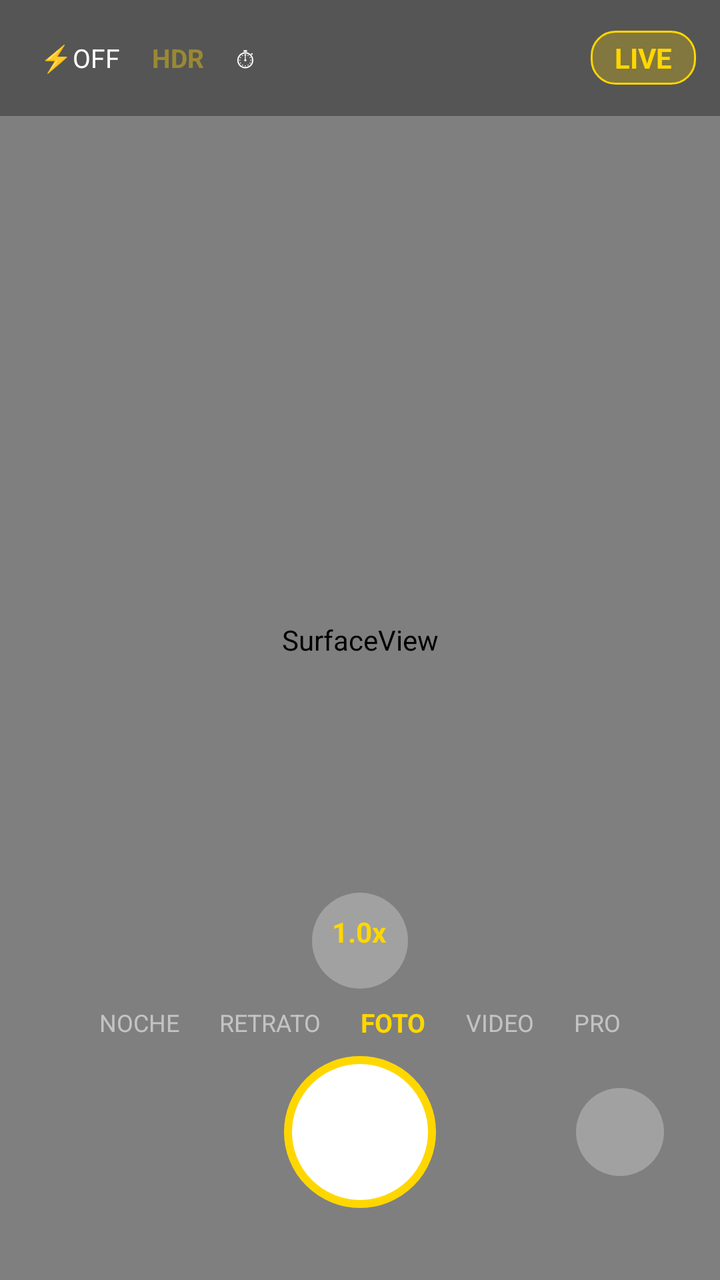
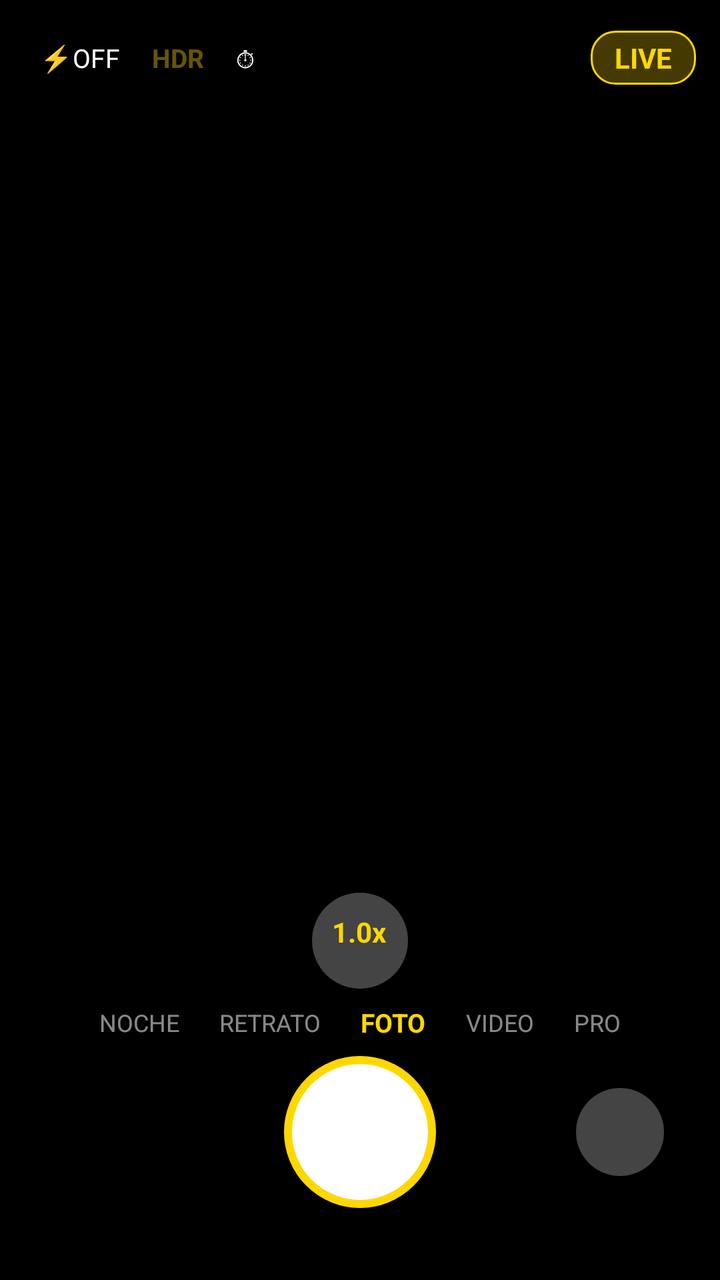

Before-and-after screenshots of an Android layout around one commit, followed by the original layout XML and the change that was made.
<!-- AndroidManifest.xml: application theme Theme.AppCompat.NoActionBar -->
<!-- res/layout/activity_main.xml -->
<?xml version="1.0" encoding="utf-8"?>
<androidx.constraintlayout.widget.ConstraintLayout xmlns:android="http://schemas.android.com/apk/res/android"
    xmlns:app="http://schemas.android.com/apk/res-auto"
    android:layout_width="match_parent"
    android:layout_height="match_parent"
    android:background="#000000">

    
    <SurfaceView
        android:id="@+id/viewFinder"
        android:layout_width="match_parent"
        android:layout_height="match_parent" />

    
    <View
        android:id="@+id/gridOverlay"
        android:layout_width="match_parent"
        android:layout_height="match_parent"
        android:visibility="gone" />

    
    <LinearLayout
        android:id="@+id/topBar"
        android:layout_width="match_parent"
        android:layout_height="wrap_content"
        android:orientation="horizontal"
        android:gravity="center_vertical"
        android:padding="12dp"
        android:background="#55000000"
        app:layout_constraintTop_toTopOf="parent">

        <TextView
            android:id="@+id/flashBtn"
            android:layout_width="wrap_content"
            android:layout_height="wrap_content"
            android:text="⚡OFF"
            android:textColor="#FFFFFF"
            android:textSize="13sp"
            android:padding="8dp" />

        <TextView
            android:id="@+id/hdrBtn"
            android:layout_width="wrap_content"
            android:layout_height="wrap_content"
            android:text="HDR"
            android:textColor="#FFD700"
            android:textSize="13sp"
            android:textStyle="bold"
            android:alpha="0.4"
            android:padding="8dp" />

        <TextView
            android:id="@+id/timerLabel"
            android:layout_width="wrap_content"
            android:layout_height="wrap_content"
            android:text="⏱"
            android:textColor="#FFFFFF"
            android:textSize="13sp"
            android:padding="8dp" />

        <View
            android:layout_width="0dp"
            android:layout_height="0dp"
            android:layout_weight="1" />

        <TextView
            android:id="@+id/liveIndicator"
            android:layout_width="wrap_content"
            android:layout_height="wrap_content"
            android:text="LIVE"
            android:textColor="#FFD700"
            android:textSize="14sp"
            android:textStyle="bold"
            android:background="@drawable/live_badge"
            android:paddingStart="12dp"
            android:paddingEnd="12dp"
            android:paddingTop="4dp"
            android:paddingBottom="4dp" />
    </LinearLayout>

    
    <TextView
        android:id="@+id/zoomLabel"
        android:layout_width="wrap_content"
        android:layout_height="wrap_content"
        android:text="1.0x"
        android:textColor="#FFD700"
        android:textSize="14sp"
        android:textStyle="bold"
        android:background="@drawable/circle_btn"
        android:padding="10dp"
        android:visibility="visible"
        app:layout_constraintBottom_toTopOf="@id/modeSelector"
        app:layout_constraintStart_toStartOf="parent"
        app:layout_constraintEnd_toEndOf="parent"
        android:layout_marginBottom="8dp" />

    
    <LinearLayout
        android:id="@+id/modeSelector"
        android:layout_width="wrap_content"
        android:layout_height="wrap_content"
        android:layout_marginBottom="120dp"
        android:orientation="horizontal"
        android:gravity="center"
        app:layout_constraintBottom_toBottomOf="parent"
        app:layout_constraintStart_toStartOf="parent"
        app:layout_constraintEnd_toEndOf="parent">

        <TextView android:layout_width="wrap_content" android:layout_height="wrap_content"
            android:text="NOCHE" android:textColor="#88FFFFFF" android:textSize="12sp"
            android:paddingStart="10dp" android:paddingEnd="10dp" />
        <TextView android:layout_width="wrap_content" android:layout_height="wrap_content"
            android:text="RETRATO" android:textColor="#88FFFFFF" android:textSize="12sp"
            android:paddingStart="10dp" android:paddingEnd="10dp" />
        <TextView android:layout_width="wrap_content" android:layout_height="wrap_content"
            android:text="FOTO" android:textColor="#FFD700" android:textSize="13sp"
            android:textStyle="bold" android:paddingStart="10dp" android:paddingEnd="10dp" />
        <TextView android:layout_width="wrap_content" android:layout_height="wrap_content"
            android:text="VIDEO" android:textColor="#88FFFFFF" android:textSize="12sp"
            android:paddingStart="10dp" android:paddingEnd="10dp" />
        <TextView android:layout_width="wrap_content" android:layout_height="wrap_content"
            android:text="PRO" android:textColor="#88FFFFFF" android:textSize="12sp"
            android:paddingStart="10dp" android:paddingEnd="10dp" />
    </LinearLayout>

    
    <View
        android:id="@+id/captureButton"
        android:layout_width="76dp"
        android:layout_height="76dp"
        android:layout_marginBottom="36dp"
        android:background="@drawable/shutter_button"
        app:layout_constraintBottom_toBottomOf="parent"
        app:layout_constraintEnd_toEndOf="parent"
        app:layout_constraintStart_toStartOf="parent" />

    
    <ImageView
        android:id="@+id/switchCameraBtn"
        android:layout_width="44dp"
        android:layout_height="44dp"
        android:layout_marginBottom="52dp"
        android:layout_marginEnd="28dp"
        android:background="@drawable/circle_btn"
        android:padding="10dp"
        android:contentDescription="Cambiar cámara"
        app:layout_constraintBottom_toBottomOf="parent"
        app:layout_constraintEnd_toEndOf="parent" />

</androidx.constraintlayout.widget.ConstraintLayout>
<!-- resources referenced by this layout -->
<resources>
  <!-- drawable circle_btn (drawable) -->
  <?xml version="1.0" encoding="utf-8"?>
  <shape xmlns:android="http://schemas.android.com/apk/res/android"
      android:shape="oval">
      <solid android:color="#44FFFFFF"/>
      <size android:width="48dp" android:height="48dp"/>
  </shape>
  <!-- drawable live_badge (drawable) -->
  <?xml version="1.0" encoding="utf-8"?>
  <shape xmlns:android="http://schemas.android.com/apk/res/android"
      android:shape="rectangle">
      <solid android:color="#44FFD700"/>
      <corners android:radius="12dp"/>
      <stroke android:width="1dp" android:color="#FFD700"/>
  </shape>
  <!-- drawable shutter_button (drawable) -->
  <?xml version="1.0" encoding="utf-8"?>
  <shape xmlns:android="http://schemas.android.com/apk/res/android"
      android:shape="oval">
      <solid android:color="#FFFFFF"/>
      <stroke android:width="4dp" android:color="#FFD700"/>
      <size android:width="80dp" android:height="80dp"/>
  </shape>
</resources>

<!-- the commit's change to res/layout/activity_main.xml (unified diff, before → after) -->
@@ -6,7 +6,7 @@
     android:background="#000000">
 
     
-    <SurfaceView
+    <TextureView
         android:id="@+id/viewFinder"
         android:layout_width="match_parent"
         android:layout_height="match_parent" />
